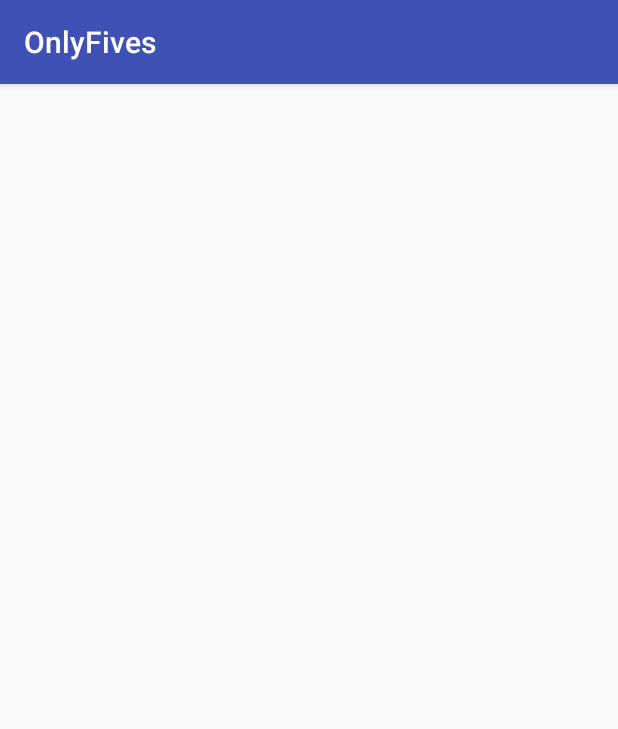
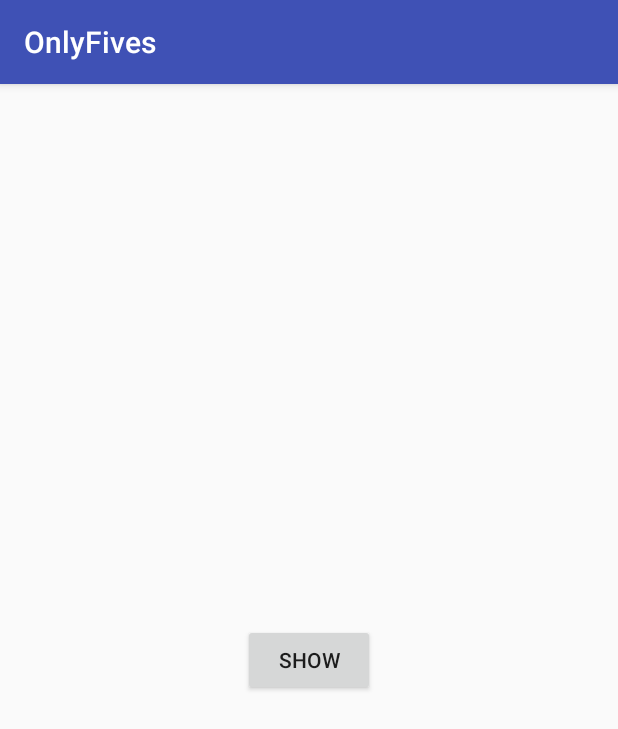
Before and after one commit to matthewrice345/OnlyFives, an Android app: the screen it shows after launch (SampleActivity), on a phone screen of 412 x 824 dp. Shown: the top 729 px of the screen. Run offline under Robolectric (Android 15) with nearby library versions, the phone set to English and light mode, and no system bars.

Commit message:
Adds light and dark style options Adds example of overriding the colors Fixes rotation issues

```diff
--- a/app/src/main/java/com/tuogol/onlyfives/SampleActivity.java
+++ b/app/src/main/java/com/tuogol/onlyfives/SampleActivity.java
@@ -4,6 +4,8 @@ import android.support.annotation.NonNull;
 import android.support.annotation.Nullable;
 import android.support.v7.app.AppCompatActivity;
 import android.os.Bundle;
+import android.view.View;
+import android.widget.Button;
 
 import com.tuogol.library.RatingDialog;
 
@@ -14,8 +16,14 @@ public class SampleActivity extends AppCompatActivity implements RatingDialog.Ra
         super.onCreate(savedInstanceState);
         setContentView(R.layout.activity_sample);
 
-        //Show the dialog
-        RatingDialog.show(getSupportFragmentManager());
+        Button show = (Button)findViewById(R.id.show);
+        show.setOnClickListener(new View.OnClickListener() {
+            @Override
+            public void onClick(View v) {
+                //Show the dialog
+                RatingDialog.show(getSupportFragmentManager(), RatingDialog.Style.DARK);
+            }
+        });
     }
 
     @Override
--- a/app/src/main/res/layout/activity_sample.xml
+++ b/app/src/main/res/layout/activity_sample.xml
@@ -3,4 +3,11 @@
     android:layout_width="match_parent"
     android:layout_height="match_parent">
 
+    <Button
+        android:id="@+id/show"
+        android:layout_width="wrap_content"
+        android:layout_height="wrap_content"
+        android:text="Show"
+        android:layout_gravity="center"/>
+
 </FrameLayout>
--- a/app/src/main/res/values/colors.xml
+++ b/app/src/main/res/values/colors.xml
@@ -3,4 +3,7 @@
     <color name="colorPrimary">#3F51B5</color>
     <color name="colorPrimaryDark">#303F9F</color>
     <color name="colorAccent">#FF4081</color>
+
+    <!--Example of overriding the dialogs primary color-->
+    <color name="rating_dialog_primary">#FF4081</color>
 </resources>
--- a/library/src/main/res/values/colors.xml
+++ b/library/src/main/res/values/colors.xml
@@ -7,5 +7,6 @@
     <color name="rating_dialog_light_gray">#EDEDED</color>
     <color name="rating_dialog_dark_gray">#6A6A6A</color>
     <color name="rating_dialog_black">#000000</color>
+    <color name="rating_dialog_white">#FFFFFF</color>
 
 </resources>
```
Also changed, not shown: library/src/main/java/com/tuogol/library/RatingDialog.java (+42 -5 lines), library/src/main/res/values/styles.xml (+6 -1 lines).
